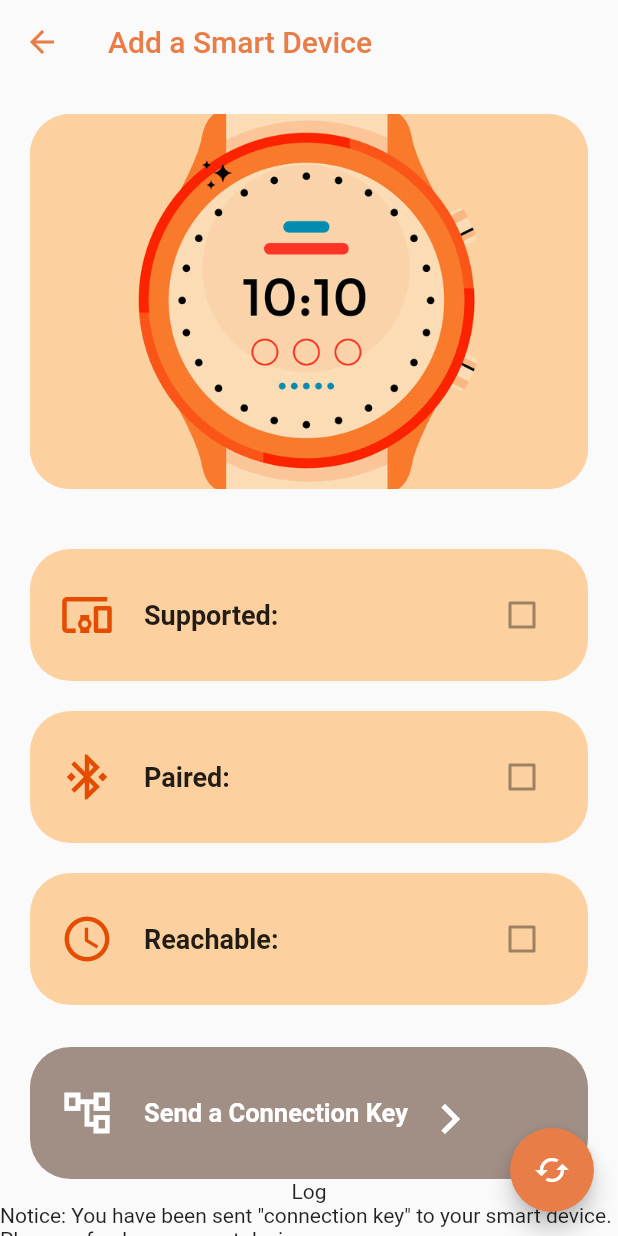
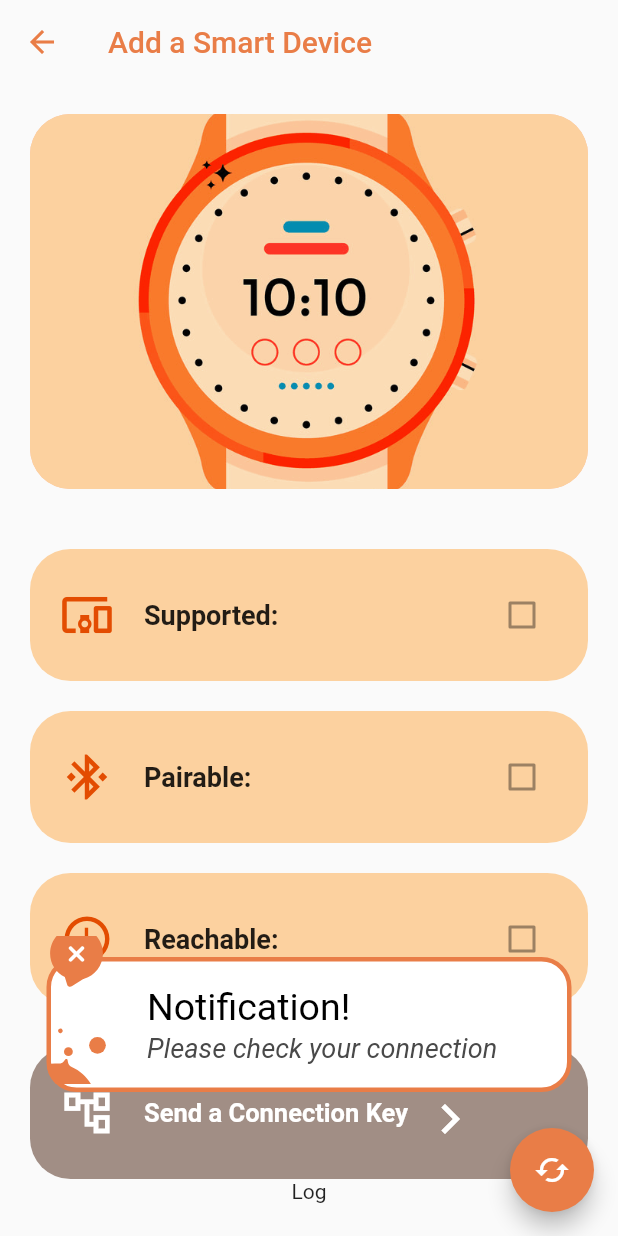
Before and after one commit to Google-Solution-Challenge-Metu/CanYouHearMe, a Flutter app: the AddDevice screen opened directly, after a tap on the "keyboard arrow right" icon, on a phone screen of 412 x 824 dp. Run offline on Flutter 3.47's test engine with Material 2 defaults, Android fonts, the phone set to English and light mode, and no system bars; our stand-ins replace audioplayers, cloud_firestore, firebase_auth, firebase_core, flutter_svg, geocoding and 9 more; missing offline and left inert: custom_info_window, flutter_inappwebview, google_maps_flutter_android, google_maps_flutter_platform_interface, google_maps_place_picker_mb, open_street_map_search_and_pick and 4 more; accounts and stored records are empty; project files that could hold a hidden picture were left out.

Commit message:
minor cahnges for video recording

```diff
--- a/lib/screens/home/donation/helpbox/intro_screen.dart
+++ b/lib/screens/home/donation/helpbox/intro_screen.dart
@@ -20,7 +20,7 @@ class IntroScreen extends StatelessWidget {
                 top: 120,
                 bottom: 20,
               ),
-              child: Image.asset('assets/images/afad_logo.png'),
+              child: Image.asset('assets/images/oval_logo.png'),
             ),
 
             // we deliver groceries at your doorstep
--- a/lib/screens/home/maps/map_custom.dart
+++ b/lib/screens/home/maps/map_custom.dart
@@ -245,7 +245,7 @@ class _MapUIStatecustom extends State<MapUIcustom> {
             markers: _markers,
             initialCameraPosition: CameraPosition(
               target: LatLng(37.5753, 36.9228),
-              zoom: 4,
+              zoom: 5,
             ),
 
           ),
--- a/lib/screens/profile/add_device/add_smart_device.dart
+++ b/lib/screens/profile/add_device/add_smart_device.dart
@@ -1,3 +1,4 @@
+import 'package:dietapp/screens/components/CustomSnackBarContent.dart';
 import 'package:dietapp/screens/profile/add_device/send_tile.dart';
 import 'package:flutter/material.dart';
 import 'dart:async';
@@ -90,6 +91,25 @@ class _AddDeviceState extends State<AddDevice> {
     final message = {"email": email, "password":password};
     _watch.sendMessage(message);
     setState(() => _log.add('Notice: You have been sent "connection key" to your smart device. Please refresh your smart device.'));
+    ScaffoldMessenger.of(context).showSnackBar(const SnackBar(
+      content: CustomSnackBarContent(
+        errorText: "Connecting to your device",
+      ),
+      behavior: SnackBarBehavior.floating,
+      backgroundColor: Colors.transparent,
+      elevation: 0,
+    ));
+  }
+
+  void cannotsendMessage(){
+    ScaffoldMessenger.of(context).showSnackBar(const SnackBar(
+      content: CustomSnackBarContent(
+        errorText: "Please check your connection",
+      ),
+      behavior: SnackBarBehavior.floating,
+      backgroundColor: Colors.transparent,
+      elevation: 0,
+    ));
   }
 
   @override
@@ -137,7 +157,7 @@ class _AddDeviceState extends State<AddDevice> {
                   iconss: Icons.devices_other_outlined,
                 ),
                 CheckTile(
-                  Titles: 'Paired:',
+                  Titles: 'Pairable:',
                   bools: _paired,
                   iconss: Icons.bluetooth_connected,
                 ),
@@ -165,7 +185,7 @@ class _AddDeviceState extends State<AddDevice> {
                   ):
                   SendTile(
                     colorset: Color.fromARGB(255, 161, 142, 133),
-                    func: sendMessage,
+                    func: cannotsendMessage,
                   ),
                 ),
                 const SizedBox(width: 50),
```
Also changed, not shown: assets/images/oval_logo.png (added).
